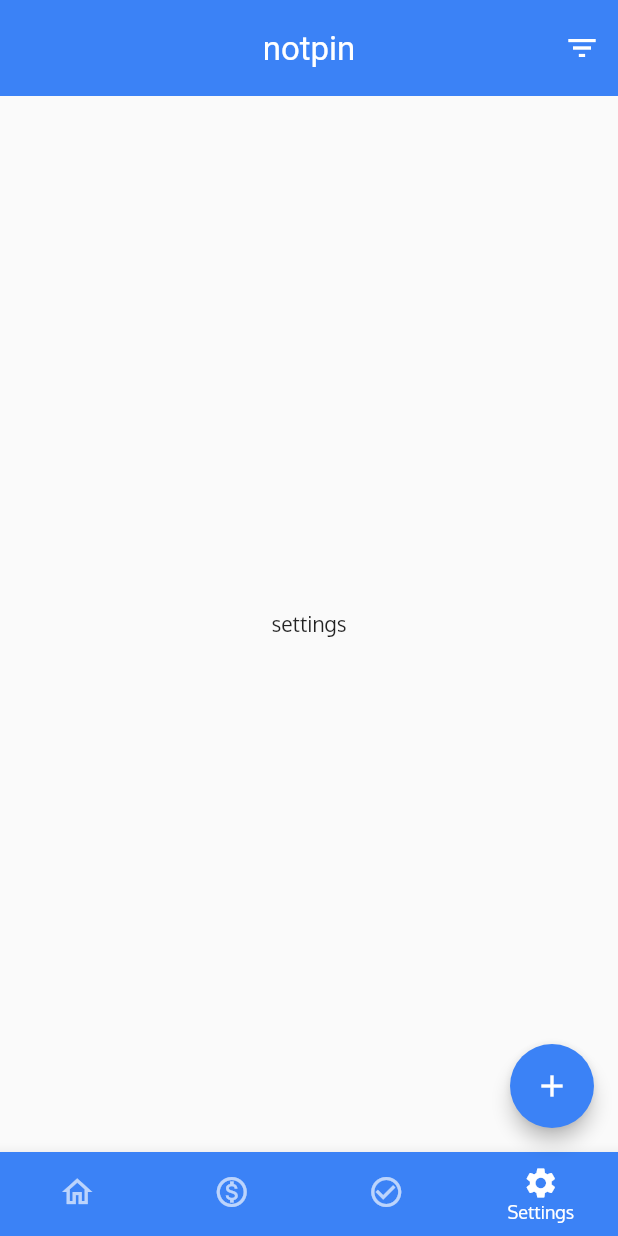
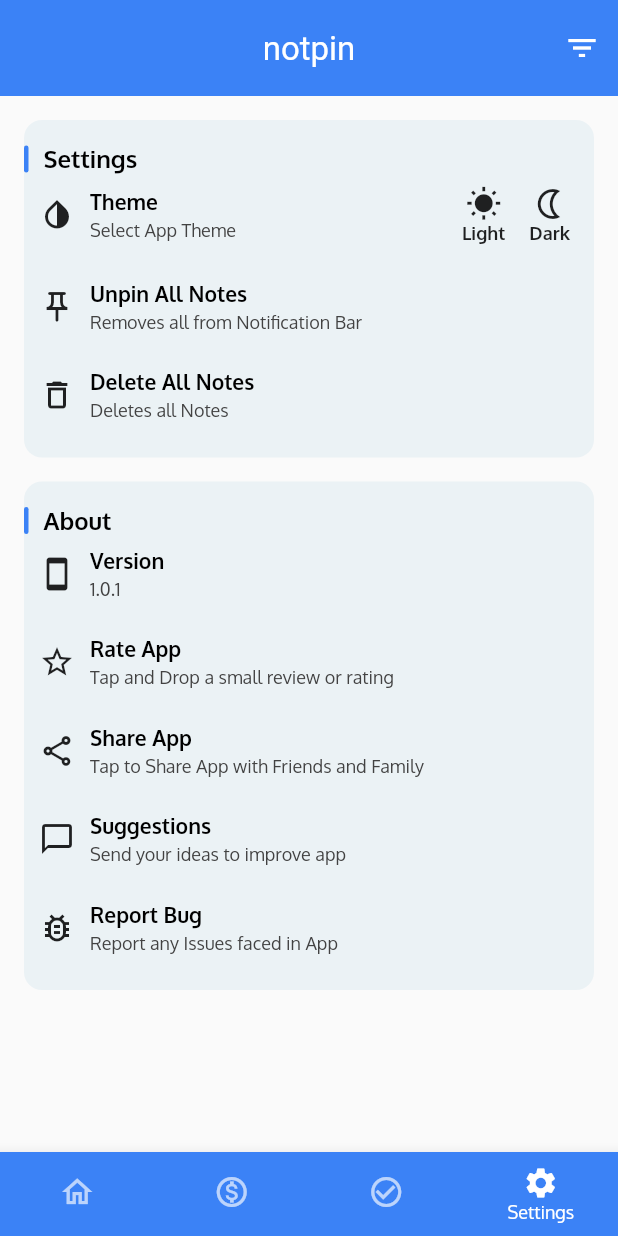
Before and after one commit to Subhro97/notepinr, a Flutter app: the screen it shows after launch, item 4 of the bottom bar chosen, on a phone screen of 412 x 824 dp. Run offline on Flutter 3.47's test engine with Material 2 defaults, Android fonts, the light colour scheme and no system bars; our stand-ins replace device_info_plus, flutter_local_notifications, flutter_riverpod, share_plus, shared_preferences, sqflite; missing offline and left inert: store_redirect; accounts and stored records are empty.

Commit message:
Notpin #4

```diff
--- /dev/null
+++ b/lib/helpers/settings_helpers.dart
@@ -0,0 +1,58 @@
+import 'package:store_redirect/store_redirect.dart';
+import 'package:share_plus/share_plus.dart';
+import 'package:url_launcher/url_launcher.dart';
+import 'package:device_info_plus/device_info_plus.dart';
+
+import 'package:notpin/utils/db_helper.dart';
+
+class SettingsHelpers {
+  static void rateAppHandler() {
+    StoreRedirect.redirect(
+      androidAppId: 'com.vg.notepin',
+    );
+  }
+
+  static void shareAppHandler() {
+    Share.share(
+        '📌 Never miss a beat! NotePinr keeps your important reminders within reach, right in your notification bar. \n\n Download now:  https://play.google.com/store/apps/details?id=com.vg.notepin');
+  }
+
+  static Future<void> suggestionNbugHandler(String type) async {
+    DeviceInfoPlugin deviceInfo = DeviceInfoPlugin();
+    AndroidDeviceInfo androidInfo = await deviceInfo.androidInfo;
+
+    String deviceName = androidInfo.brand;
+    String deviceModel = androidInfo.model;
+    String androidVersion = androidInfo.version.release;
+    String androidVerCode = androidInfo.version.sdkInt.toString();
+
+    String? encodeQueryParameters(Map<String, String> params) {
+      return params.entries
+          .map((MapEntry<String, String> e) =>
+              '${Uri.encodeComponent(e.key)}=${Uri.encodeComponent(e.value)}')
+          .join('&');
+    }
+
+    final Uri emailLaunchUri = Uri(
+      scheme: 'mailto',
+      path: 'subhromond@gmail.com',
+      query: encodeQueryParameters(
+        <String, String>{
+          'subject': type == 'bug'
+              ? 'Found a Bug in NotePinr'
+              : 'Feedback for improving NotePinr',
+          'body':
+              'Device Name: $deviceName \n Device Model: $deviceModel \n Android Version: $androidVersion \n Android Version Code: $androidVerCode',
+        },
+      ),
+    );
+
+    if (!await launchUrl(emailLaunchUri)) {
+      throw Exception('Could not launch email application.');
+    }
+  }
+
+  static void deleteAllNotes() {
+    DBHelper.deleteAllNotes('notes_list');
+  }
+}
--- a/lib/layout.dart
+++ b/lib/layout.dart
@@ -2,14 +2,13 @@ import 'package:flutter/material.dart';
 
 import 'package:animations/animations.dart';
 import 'package:flutter_riverpod/flutter_riverpod.dart';
-import 'package:notpin/provider/status_bar_provider.dart';
 
 import 'package:notpin/widgets/bottom_sheet_content.dart';
 import 'package:notpin/widgets/sort_filter_content.dart';
 
 import 'package:notpin/provider/notes_provider.dart';
 
-import 'package:notpin/utils/db_helper.dart';
+import 'package:shared_preferences/shared_preferences.dart';
 
 import 'package:notpin/screens/homepage.dart';
 import 'package:notpin/screens/add_note.dart';
@@ -36,7 +35,7 @@ class _LayoutState extends ConsumerState<Layout> {
   @override
   void initState() {
     super.initState();
-    // DBHelper.deleteAllNotes('notes_list');
+    // SharedPreferences.getInstance().then((prefs) => prefs.remove('sort'));
     _getNotes();
   }
 
@@ -69,10 +68,10 @@ class _LayoutState extends ConsumerState<Layout> {
     if (providerList.isNotEmpty) {
       //Filtering the List as per checked status;
       _notesList = (providerList[0]["unCheckedList"] as List).isNotEmpty
-          ? (providerList[0]["unCheckedList"] as List).reversed.toList()
+          ? (providerList[0]["unCheckedList"] as List)
           : [];
       _checkedList = (providerList[0]["checkedList"] as List).isNotEmpty
-          ? (providerList[0]["checkedList"] as List).reversed.toList()
+          ? (providerList[0]["checkedList"] as List)
           : [];
     } else {
       _notesList = [];
@@ -89,7 +88,7 @@ class _LayoutState extends ConsumerState<Layout> {
       ),
       const Settings()
     ];
-    final isStatusBarThere = ref.watch(statusBarProvider);
+
     return Scaffold(
       appBar: AppBar(
         title: const Text('notpin'),
@@ -151,7 +150,8 @@ class _LayoutState extends ConsumerState<Layout> {
         selectedFontSize: 12,
         onTap: _onItemTapped,
       ),
-      floatingActionButton: FloatingActionButton(
+      floatingActionButton: _selectedIndex == 0
+          ? FloatingActionButton(
               onPressed: () {
                 Navigator.push(
                   context,
@@ -165,7 +165,8 @@ class _LayoutState extends ConsumerState<Layout> {
               foregroundColor: const Color.fromRGBO(255, 255, 255, 1),
               shape: const CircleBorder(),
               child: const Icon(Icons.add),
-      ),
+            )
+          : null,
     );
   }
 }
--- a/lib/provider/status_bar_provider.dart
+++ /dev/null
@@ -1,13 +0,0 @@
-import 'package:flutter_riverpod/flutter_riverpod.dart';
-
-class StatusBarNotifier extends StateNotifier<bool> {
-  StatusBarNotifier() : super(true);
-
-  void setStatusBarHeight() {
-    state = !state;
-  }
-}
-
-final statusBarProvider = StateNotifierProvider<StatusBarNotifier, bool>((ref) {
-  return StatusBarNotifier();
-});
--- a/lib/screens/settings.dart
+++ b/lib/screens/settings.dart
@@ -1,4 +1,7 @@
 import "package:flutter/material.dart";
+
+import 'package:notpin/widgets/settings_about.dart';
+import 'package:notpin/widgets/settings_main.dart';
 
 class Settings extends StatefulWidget {
   const Settings({super.key});
@@ -10,8 +13,13 @@ class Settings extends StatefulWidget {
 class _SettingsState extends State<Settings> {
   @override
   Widget build(BuildContext context) {
-    return Container(
-      child: Center(child: Text('settings')),
+    return SingleChildScrollView(
+      child: Column(
+        children: const [
+          SettingsMain(),
+          SettingsAbout(),
+        ],
+      ),
     );
   }
 }
--- a/lib/screens/test_screen.dart
+++ b/lib/screens/test_screen.dart
@@ -1,5 +1,5 @@
 import 'package:flutter/material.dart';
-import 'package:share/share.dart';
+import 'package:share_plus/share_plus.dart';
 
 class TestScreen extends StatelessWidget {
   @override
--- a/lib/widgets/note_card.dart
+++ b/lib/widgets/note_card.dart
@@ -1,8 +1,7 @@
 import 'package:flutter/material.dart';
 
 import 'package:flutter_riverpod/flutter_riverpod.dart';
-import 'package:notpin/provider/status_bar_provider.dart';
-import 'package:share/share.dart';
+import 'package:share_plus/share_plus.dart';
 
 import 'package:notpin/provider/notes_provider.dart';
 
@@ -84,7 +83,6 @@ class _NoteCardState extends ConsumerState<NoteCard> {
   }
 
   void _shareNoteHandler() async {
-    ref.read(statusBarProvider.notifier).setStatusBarHeight();
     Navigator.pop(context);
     Share.share('${widget.title}\n\n${widget.text}\n\n~ From Notpin');
   }
--- /dev/null
+++ b/lib/widgets/settings_about.dart
@@ -0,0 +1,64 @@
+import 'package:flutter/material.dart';
+
+import 'package:notpin/widgets/settings_container_layout.dart';
+import 'package:notpin/widgets/settings_list_item.dart';
+
+import 'package:notpin/helpers/settings_helpers.dart';
+
+class SettingsAbout extends StatelessWidget {
+  const SettingsAbout({super.key});
+
+  @override
+  Widget build(BuildContext context) {
+    return SettingsContainerLayout(
+      heading: 'About',
+      child: Column(
+        children: [
+          const SettingsListItem(
+            title: 'Version',
+            subTitle: '1.0.1',
+            icon: Icons.stay_current_portrait,
+            onTap: null,
+          ),
+          const SizedBox(
+            height: 24,
+          ),
+          const SettingsListItem(
+            title: 'Rate App',
+            subTitle: 'Tap and Drop a small review or rating',
+            icon: Icons.star_border,
+            onTap: SettingsHelpers.rateAppHandler,
+          ),
+          const SizedBox(
+            height: 24,
+          ),
+          const SettingsListItem(
+            title: 'Share App',
+            subTitle: 'Tap to Share App with Friends and Family',
+            icon: Icons.share_outlined,
+            onTap: SettingsHelpers.shareAppHandler,
+          ),
+          const SizedBox(
+            height: 24,
+          ),
+          SettingsListItem(
+            title: 'Suggestions',
+            subTitle: 'Send your ideas to improve app',
+            icon: Icons.chat_bubble_outline,
+            onTap: () => SettingsHelpers.suggestionNbugHandler('suggestion'),
+          ),
+          const SizedBox(
+            height: 24,
+          ),
+          SettingsListItem(
+            title: 'Report Bug',
+            subTitle: 'Report any Issues faced in App',
+            icon: Icons.bug_report_outlined,
+            onTap: () => SettingsHelpers.suggestionNbugHandler('bug'),
+          ),
+        ],
+      ),
+    );
+    ;
+  }
+}
--- /dev/null
+++ b/lib/widgets/settings_container_layout.dart
@@ -0,0 +1,71 @@
+import 'package:flutter/material.dart';
+
+class SettingsContainerLayout extends StatelessWidget {
+  const SettingsContainerLayout({
+    super.key,
+    required this.child,
+    required this.heading,
+  });
+
+  final Widget child;
+  final String heading;
+
+  @override
+  Widget build(BuildContext context) {
+    return Container(
+      width: double.infinity,
+      padding: EdgeInsets.only(
+        top: 16,
+        left: 16,
+        right: 16,
+        bottom: heading == 'About' ? 16 : 0,
+      ),
+      child: Column(
+        children: [
+          Container(
+            width: double.infinity,
+            padding: const EdgeInsets.symmetric(vertical: 16),
+            decoration: BoxDecoration(
+              color: const Color.fromRGBO(235, 242, 245, 1),
+              borderRadius: BorderRadius.circular(12),
+            ),
+            child: Column(
+              children: [
+                Row(
+                  mainAxisAlignment: MainAxisAlignment.start,
+                  crossAxisAlignment: CrossAxisAlignment.center,
+                  children: [
+                    Container(
+                      width: 3,
+                      height: 18,
+                      decoration: BoxDecoration(
+                        color: const Color.fromRGBO(59, 130, 246, 1),
+                        borderRadius: BorderRadius.circular(30),
+                      ),
+                    ),
+                    const SizedBox(
+                      width: 10,
+                    ),
+                    Text(
+                      heading,
+                      style: const TextStyle(
+                        fontSize: 16,
+                        fontWeight: FontWeight.bold,
+                        color: Colors.black,
+                      ),
+                    )
+                  ],
+                ),
+                Padding(
+                  padding: const EdgeInsets.only(
+                      left: 10.0, top: 8.0, bottom: 8.0, right: 16),
+                  child: child,
+                )
+              ],
+            ),
+          )
+        ],
+      ),
+    );
+  }
+}
--- /dev/null
+++ b/lib/widgets/settings_list_item.dart
@@ -0,0 +1,55 @@
+import 'package:flutter/material.dart';
+
+class SettingsListItem extends StatelessWidget {
+  const SettingsListItem({
+    super.key,
+    required this.title,
+    required this.subTitle,
+    required this.icon,
+    required this.onTap,
+  });
+
+  final String title;
+  final String subTitle;
+  final IconData icon;
+  final void Function()? onTap;
+
+  @override
+  Widget build(BuildContext context) {
+    return GestureDetector(
+      onTap: onTap,
+      child: Row(
+        children: [
+          Icon(icon),
+          const SizedBox(
+            width: 10,
+          ),
+          Column(
+            crossAxisAlignment: CrossAxisAlignment.start,
+            children: [
+              Text(
+                title,
+                style: const TextStyle(
+                  color: Color.fromRGBO(0, 0, 0, 1),
+                  fontSize: 14,
+                  fontWeight: FontWeight.w700,
+                ),
+              ),
+              const SizedBox(
+                height: 2,
+              ),
+              Text(
+                subTitle,
+                style: const TextStyle(
+                  color: Color.fromRGBO(66, 66, 66, 1),
+                  fontSize: 12,
+                  fontWeight: FontWeight.w400,
+                ),
+              ),
+            ],
+          )
+        ],
+      ),
+    );
+  }
+}
--- /dev/null
+++ b/lib/widgets/settings_main.dart
@@ -0,0 +1,84 @@
+import 'package:flutter/material.dart';
+
+import 'package:notpin/widgets/settings_container_layout.dart';
+import 'package:notpin/widgets/settings_list_item.dart';
+
+import 'package:notpin/helpers/settings_helpers.dart';
+
+class SettingsMain extends StatelessWidget {
+  const SettingsMain({super.key});
+
+  @override
+  Widget build(BuildContext context) {
+    return SettingsContainerLayout(
+      heading: 'Settings',
+      child: Column(
+        children: [
+          Row(
+            mainAxisAlignment: MainAxisAlignment.spaceBetween,
+            children: [
+              const SettingsListItem(
+                title: 'Theme',
+                subTitle: 'Select App Theme',
+                icon: Icons.invert_colors,
+                onTap: SettingsHelpers.deleteAllNotes,
+              ),
+              Row(
+                children: [
+                  Column(
+                    children: const [
+                      Icon(Icons.wb_sunny),
+                      Text(
+                        'Light',
+                        style: TextStyle(
+                          fontSize: 12,
+                          fontWeight: FontWeight.w700,
+                        ),
+                      )
+                    ],
+                  ),
+                  const SizedBox(
+                    width: 16,
+                  ),
+                  Column(
+                    children: const [
+                      Icon(
+                        Icons.nightlight_outlined,
+                      ),
+                      Text(
+                        'Dark',
+                        style: TextStyle(
+                          fontSize: 12,
+                          fontWeight: FontWeight.w700,
+                        ),
+                      )
+                    ],
+                  )
+                ],
+              )
+            ],
+          ),
+          const SizedBox(
+            height: 24,
+          ),
+          const SettingsListItem(
+            title: 'Unpin All Notes',
+            subTitle: 'Removes all from Notification Bar',
+            icon: Icons.push_pin_outlined,
+            onTap: null,
+          ),
+          const SizedBox(
+            height: 24,
+          ),
+          const SettingsListItem(
+            title: 'Delete All Notes',
+            subTitle: 'Deletes all Notes',
+            icon: Icons.delete_outline,
+            onTap: null,
+          ),
+        ],
+      ),
+    );
+    ;
+  }
+}
--- a/pubspec.yaml
+++ b/pubspec.yaml
@@ -44,7 +44,11 @@ dependencies:
   uuid: ^3.0.7
   flutter_local_notifications: ^14.1.0
   flutter_riverpod: ^2.3.6
-  share: ^2.0.4
+  shared_preferences: ^2.1.1
+  store_redirect: ^2.0.1
+  share_plus: ^7.0.2
+  url_launcher: ^6.1.11
+  device_info_plus: ^9.0.2
 
 dev_dependencies:
   flutter_test:
```
Also changed, not shown: lib/main.dart (+7 -7 lines), lib/models/note.dart (deleted, +0 -22 lines), lib/provider/notes_provider.dart (+41 -0 lines), lib/utils/db_helper.dart (+0 -9 lines), lib/widgets/filter_options.dart (+33 -25 lines), lib/widgets/sort_filter_content.dart (+73 -6 lines), lib/widgets/sort_options.dart (+26 -11 lines), pubspec.lock, 1 other file. Lines whose indentation alone changed are shown as unchanged.
